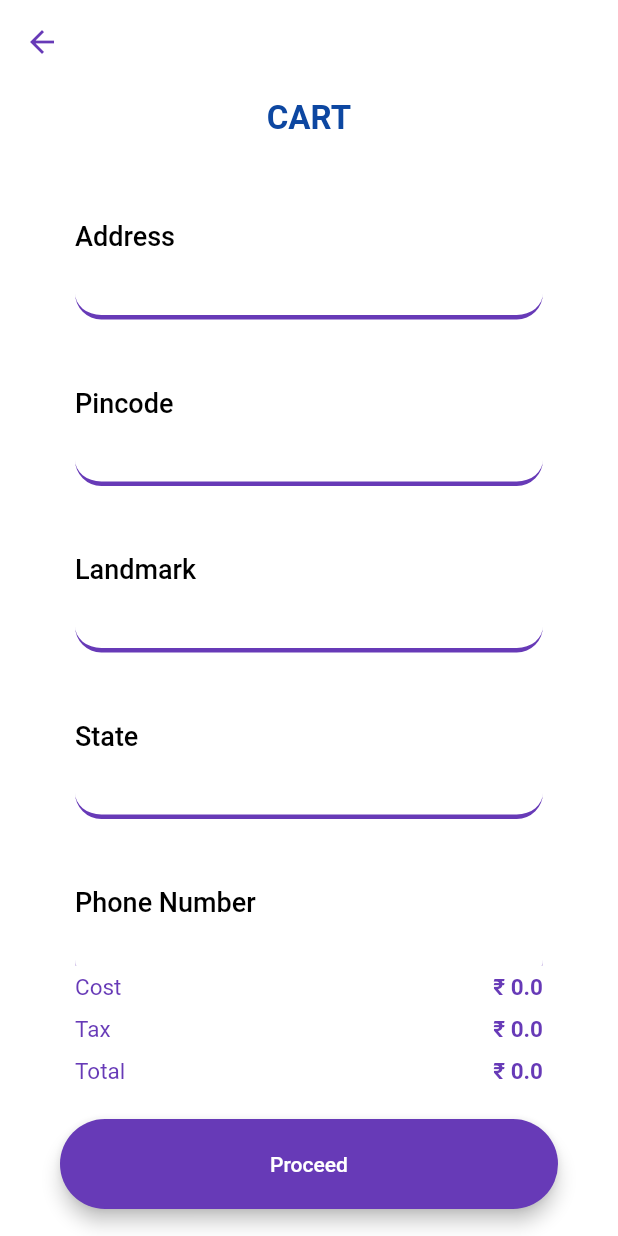
After one commit to miranas11/wickwood, a Flutter app: the CartScreen screen opened by its route, after a tap on "Proceed", on a phone screen of 412 x 824 dp. The commit adds this screen. Run offline on Flutter 3.47's test engine with Material 2 defaults, Android fonts, the phone set to English and light mode, and no system bars.

Commit message:
-added adress page -added total price widget in cart

```diff
--- a/lib/components/product_data.dart
+++ b/lib/components/product_data.dart
@@ -7,6 +7,8 @@ class ProductData extends ChangeNotifier {
   static String cupboard = 'cupboards';
   static String bed = 'beds';
   static String table = 'tables';
+
+  static double totalPrice = 0;
 
   List<Product> chairProducts = [
     Product(
@@ -137,6 +139,17 @@ class ProductData extends ChangeNotifier {
 
   void addtocart(Product newProduct) {
     cartProducts.add(newProduct);
+    totalPrice += newProduct.price;
     notifyListeners();
   }
+
+  void removefromCart(Product product) {
+    cartProducts.remove(product);
+    totalPrice -= product.price;
+    notifyListeners();
+  }
+
+  double getTotalPrice() {
+    return totalPrice;
+  }
 }
--- a/lib/screens/cart_screen.dart
+++ b/lib/screens/cart_screen.dart
@@ -1,10 +1,26 @@
 import 'package:flutter/material.dart';
+import 'package:provider/provider.dart';
+import 'package:wickwood/components/constants.dart';
+import 'package:wickwood/components/product_data.dart';
+import 'package:wickwood/widgets/login_registration/input_field.dart';
+import 'package:wickwood/widgets/login_registration/start_screen_button.dart';
 import 'package:wickwood/widgets/mainscreen/product_listview.dart';
+import 'package:wickwood/widgets/cartscreen/address_widget.dart';
 
-class CartScreen extends StatelessWidget {
+class CartScreen extends StatefulWidget {
   static const String id = 'cart_screen';
+
+  @override
+  _CartScreenState createState() => _CartScreenState();
+}
+
+class _CartScreenState extends State<CartScreen> {
+  Widget onScreenWidget = CartListView();
+
   @override
   Widget build(BuildContext context) {
+    double totalvalue = double.parse(
+        (Provider.of<ProductData>(context).getTotalPrice()).toStringAsFixed(2));
     return Scaffold(
       backgroundColor: Colors.white,
       extendBodyBehindAppBar: true,
@@ -33,10 +49,68 @@ class CartScreen extends StatelessWidget {
             SizedBox(
               height: 10,
             ),
-            CartListView(),
+            onScreenWidget,
+            Column(
+              children: <Widget>[
+                End2EndText(
+                  leftText: 'Cost',
+                  rightText: totalvalue,
+                ),
+                End2EndText(
+                  leftText: 'Tax',
+                  rightText: 0,
+                ),
+                End2EndText(
+                  leftText: 'Total',
+                  rightText: totalvalue,
+                ),
+              ],
+            ),
+            //button
+            Container(
+              padding: EdgeInsets.all(10),
+              child: StartScreenButton(
+                text: 'Proceed',
+                onPressed: () {
+                  setState(() {
+                    onScreenWidget = AddressWidget();
+                  });
+                },
+                width: 100,
+                horizontalpadding: 30,
+              ),
+            )
           ],
         ),
       ),
     );
   }
 }
+
+class End2EndText extends StatelessWidget {
+  final String leftText;
+  final double rightText;
+
+  End2EndText({this.leftText, this.rightText});
+
+  @override
+  Widget build(BuildContext context) {
+    return Container(
+      padding: EdgeInsets.symmetric(horizontal: 50, vertical: 5),
+      child: Row(
+        mainAxisAlignment: MainAxisAlignment.spaceBetween,
+        children: [
+          Text(
+            leftText,
+            style: TextStyle(
+                color: kButtonColor, fontSize: 15, fontWeight: FontWeight.w400),
+          ),
+          PriceText(
+            price: rightText,
+            size: 15,
+          ),
+        ],
+      ),
+    );
+  }
+}
--- a/lib/screens/login_screen.dart
+++ b/lib/screens/login_screen.dart
@@ -10,6 +10,7 @@ class LoginScreen extends StatelessWidget {
   @override
   Widget build(BuildContext context) {
     return Scaffold(
+        resizeToAvoidBottomInset: false,
         backgroundColor: kBrownBGColor,
         body: SafeArea(
           child: Column(
--- /dev/null
+++ b/lib/widgets/cartscreen/address_widget.dart
@@ -0,0 +1,53 @@
+import 'package:flutter/material.dart';
+import 'package:wickwood/widgets/login_registration/input_field.dart';
+
+class AddressWidget extends StatelessWidget {
+  @override
+  Widget build(BuildContext context) {
+    return Expanded(
+      child: SingleChildScrollView(
+        child: Column(
+          crossAxisAlignment: CrossAxisAlignment.start,
+          children: <Widget>[
+            DetailText(
+              text: 'Address',
+            ),
+            InputField(),
+            DetailText(
+              text: 'Pincode',
+            ),
+            InputField(),
+            DetailText(
+              text: 'Landmark',
+            ),
+            InputField(),
+            DetailText(
+              text: 'State',
+            ),
+            InputField(),
+            DetailText(
+              text: 'Phone Number',
+            ),
+            InputField(),
+          ],
+        ),
+      ),
+    );
+  }
+}
+
+class DetailText extends StatelessWidget {
+  final String text;
+  DetailText({this.text});
+  @override
+  Widget build(BuildContext context) {
+    return Padding(
+      padding: const EdgeInsets.only(left: 50, top: 35),
+      child: Text(
+        text,
+        style: TextStyle(
+            color: Colors.black, fontSize: 18, fontWeight: FontWeight.w500),
+      ),
+    );
+  }
+}
--- a/pubspec.yaml
+++ b/pubspec.yaml
@@ -13,6 +13,7 @@ dependencies:
 
   cupertino_icons: ^0.1.3
   provider: ^4.3.2+2
+
 
 dev_dependencies:
   flutter_test:
```
Also changed, not shown: lib/widgets/cartscreen/cart_box.dart (+29 -11 lines), lib/widgets/mainscreen/bottom_sheet_product.dart (+7 -16 lines), lib/widgets/mainscreen/product_box.dart (+13 -27 lines), lib/widgets/mainscreen/product_listview.dart (+13 -47 lines).
